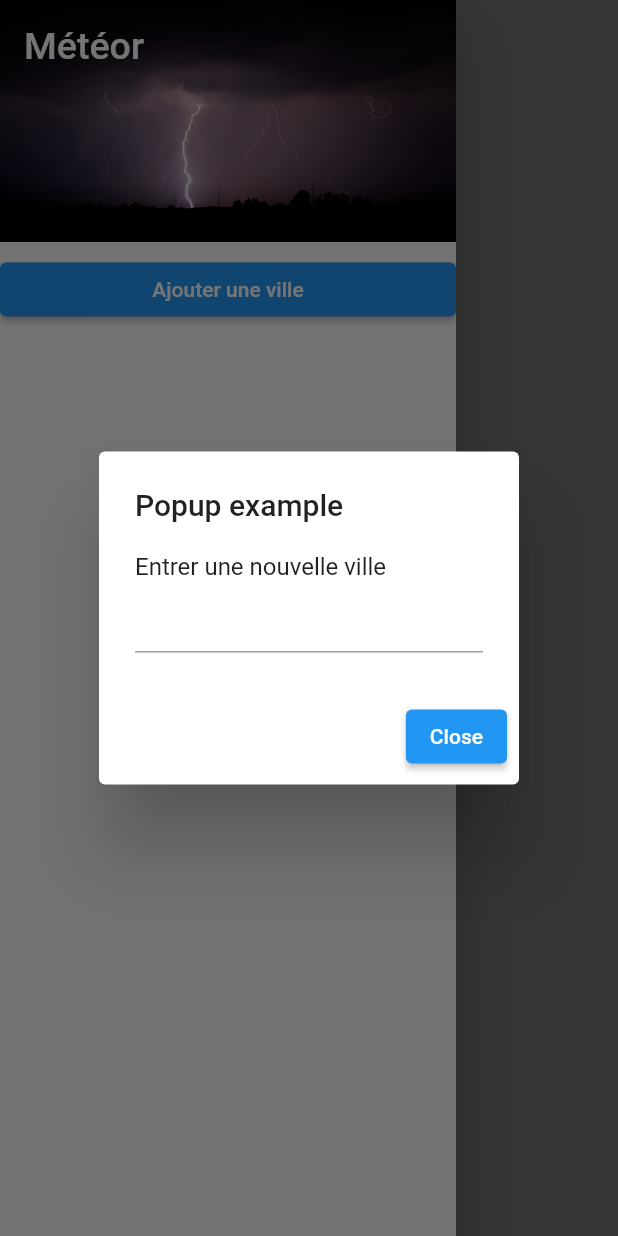
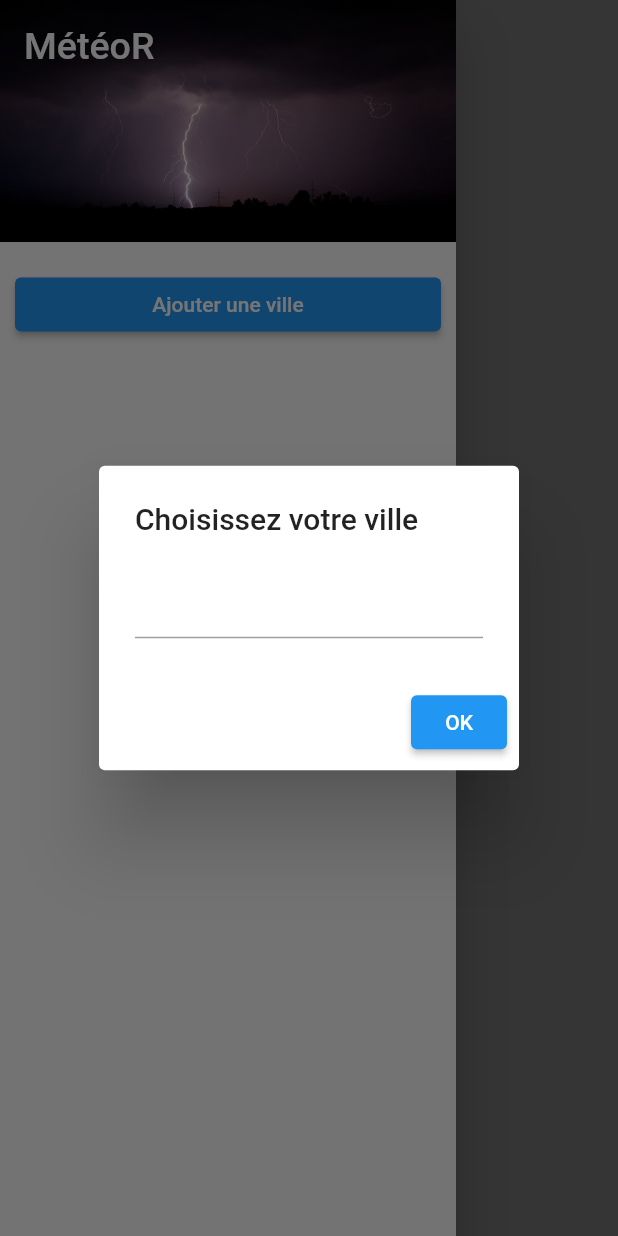
Before and after one commit to FrasKc/MeteoR-Flutter, a Flutter app: the screen it shows after launch, in the side drawer, after a tap on "Ajouter une ville", on a phone screen of 412 x 824 dp. Run offline on Flutter 3.47's test engine with Material 2 defaults, Android fonts, the phone set to English and light mode, and no system bars; drawn by our look-alikes of streaming_shared_preferences; our stand-ins replace google_fonts, sqflite; accounts and stored records are empty.

Commit message:
fix: Button Ville

```diff
--- a/lib/components/navDrawer.dart
+++ b/lib/components/navDrawer.dart
@@ -36,7 +36,7 @@ class _NavDrawerState extends State<NavDrawer> {
         children: <Widget>[
           const DrawerHeader(
             child: Text(
-              'Météor',
+              'MétéoR',
               style: TextStyle(color: Colors.white, fontSize: 25),
             ),
             decoration: BoxDecoration(
@@ -45,7 +45,9 @@ class _NavDrawerState extends State<NavDrawer> {
                     fit: BoxFit.fill,
                     image: AssetImage('assets/images/orage.jpg'))),
           ),
-          ElevatedButton(
+          Padding(
+            padding: const EdgeInsets.all(10.0),
+            child: ElevatedButton(
                 onPressed: () async {
                   final result = await showDialog(
                     context: context,
@@ -57,7 +59,7 @@ class _NavDrawerState extends State<NavDrawer> {
                     });
                   }
                 },
-            child: Text("Ajouter une ville"),
+                child: Text("Ajouter une ville")),
           ),
           Container(
             height: MediaQuery.of(context).size.height,
--- a/lib/components/popUpWidget.dart
+++ b/lib/components/popUpWidget.dart
@@ -13,12 +13,11 @@ class PopUpCustom extends StatelessWidget {
   @override
   Widget build(BuildContext context) {
     return AlertDialog(
-      title: const Text('Popup example'),
+      title: const Text('Choisissez votre ville'),
       content: Column(
         mainAxisSize: MainAxisSize.min,
         crossAxisAlignment: CrossAxisAlignment.start,
         children: <Widget>[
-          Text("Entrer une nouvelle ville"),
           TextField(
             controller: _myController,
           )
@@ -27,12 +26,11 @@ class PopUpCustom extends StatelessWidget {
       actions: <Widget>[
         ElevatedButton(
           onPressed: () async {
-            print("ok");
-
+            print("OK");
             await SQLHelper.createItem(_myController.text)
                 .then((value) => Navigator.of(context).pop("okay"));
           },
-          child: const Text('Close'),
+          child: const Text('OK'),
         ),
       ],
     );
--- a/lib/models/meteo_forecast.dart
+++ b/lib/models/meteo_forecast.dart
@@ -30,7 +30,7 @@ class Liste {
     if (json['weather'] != null) {
       weather = <Weather>[];
       json['weather'].forEach((v) {
-        weather!.add(new Weather.fromJson(v));
+        weather.add(new Weather.fromJson(v));
       });
     }
     clouds =
--- a/lib/pages/home.dart
+++ b/lib/pages/home.dart
@@ -34,7 +34,7 @@ class _HomePageState extends State<HomePage> {
           builder: (BuildContext context, String city) {
             String city = widget.actualCity.city.getValue();
             if (city == "") {
-              return Text("okayy");
+              return Text("Aucune ville n'a été sélectionné");
             } else {
               return Expanded(
                 child: Column(
--- a/lib/services/details_services.dart
+++ b/lib/services/details_services.dart
@@ -21,7 +21,7 @@ Future<Meteo_Forecast> getMeteoDetailsData(String city) async {
     meteoDetail = Meteo_Forecast(jsonResponse["cod"], jsonResponse["message"],
         jsonResponse["cnt"], customListDetailCast(jsonResponse["list"]), city);
   } else {
-    print("Miam request failed with status: ${response.statusCode}");
+    print("Error request failed with status: ${response.statusCode}");
   }
   return meteoDetail;
 }
```
Also changed, not shown: pubspec.lock, 2 other files. Lines whose indentation alone changed are shown as unchanged.
